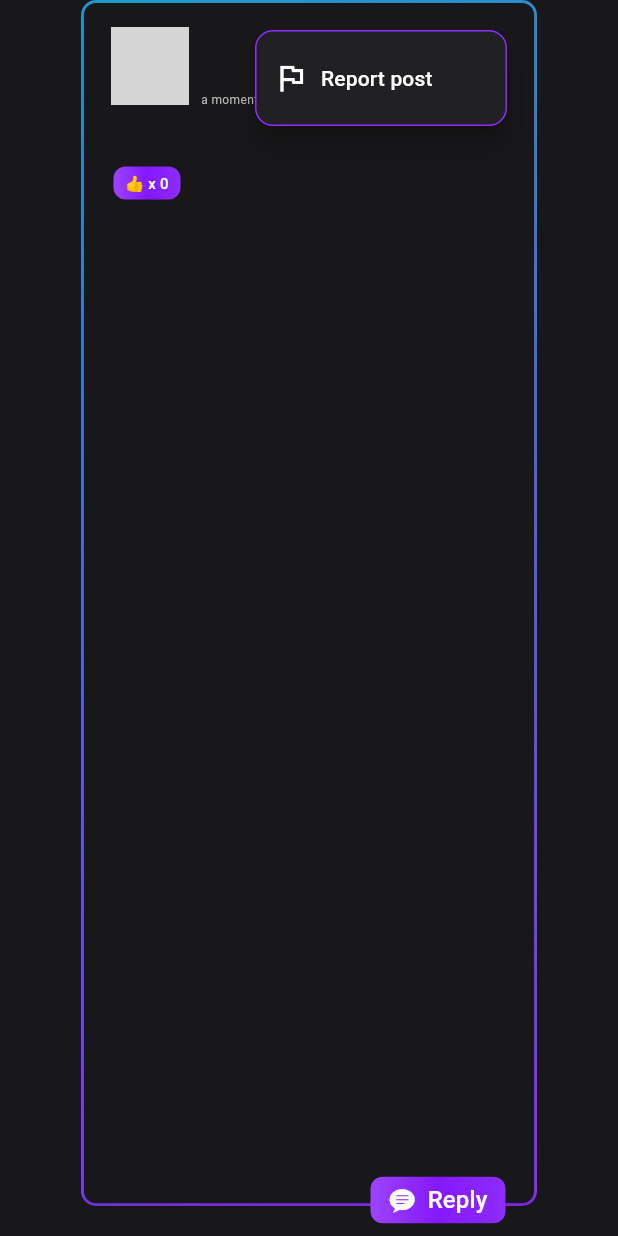
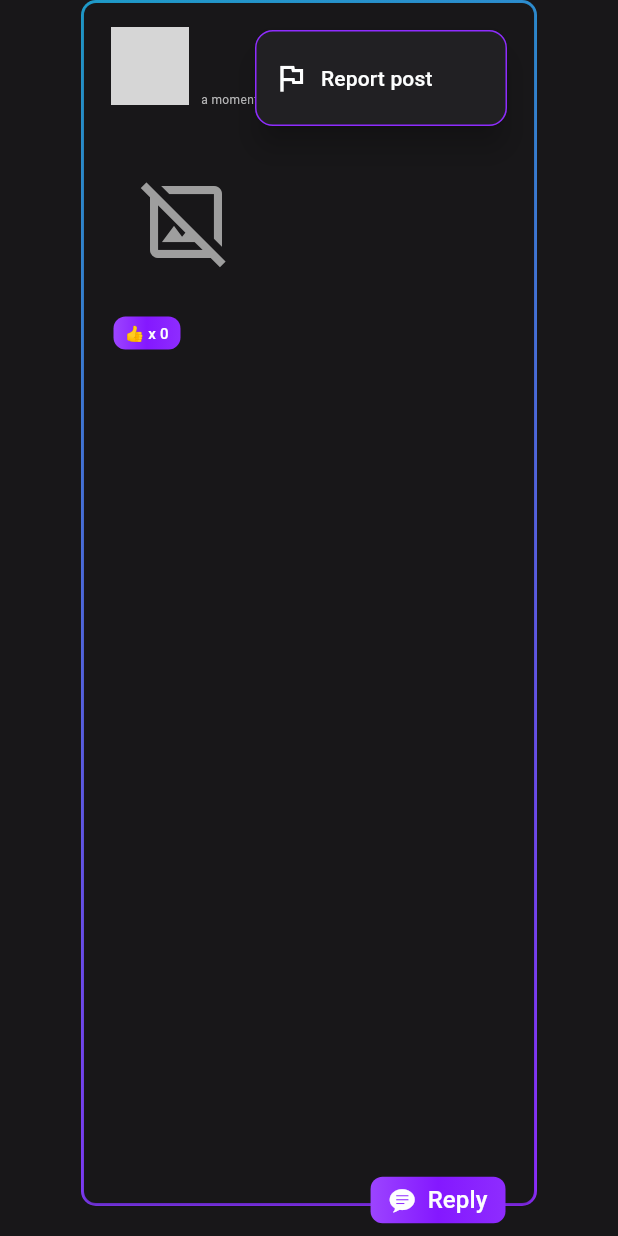
Before and after one commit to MRR-Group/community-with-legends-mobile, a Flutter app: the PostWidget widget shown alone on an empty page, opened directly with empty values, after a tap on the "keyboard control" icon, on a phone screen of 412 x 824 dp. Run offline on Flutter 3.47's test engine with Material 3 defaults, Android fonts, the phone set to English and light mode, and no system bars; our stand-ins replace app_links, drift, drift_flutter, dropdown_search, flutter_dotenv, flutter_image_compress and 6 more; accounts and stored records are empty; generated files the repository leaves out were written again; network calls fail; Roboto replaces fonts that are missing (Jaro); project files that could hold a hidden picture were left out; grey boxes are pictures that could not be loaded.

Commit message:
Add images to posts

```diff
--- a/lib/src/features/feed/domain/models/asset_types.dart
+++ b/lib/src/features/feed/domain/models/asset_types.dart
@@ -1,6 +1,18 @@
 import 'package:community_with_legends_mobile/l10n/generated/app_localizations.dart';
 
-enum AssetType { image, video }
+enum AssetType {
+  image,
+  video;
+
+  static AssetType fromJson(String value) {
+    value = value.toLowerCase();
+
+    return AssetType.values.firstWhere(
+          (e) => e.name == value,
+      orElse: () => AssetType.image,
+    );
+  }
+}
 
 extension AssetTypeExtension on AssetType {
   String displayName(AppLocalizations localizations) {
--- /dev/null
+++ b/lib/src/features/feed/presentation/widgets/post_asset_widget.dart
@@ -0,0 +1,66 @@
+import 'package:community_with_legends_mobile/src/features/feed/domain/models/asset_types.dart';
+import 'package:community_with_legends_mobile/src/shared/domain/models/post_asset_model.dart';
+import 'package:flutter/material.dart';
+
+class PostAssetWidget extends StatelessWidget {
+  final PostAsset postAsset;
+
+  const PostAssetWidget({super.key, required this.postAsset});
+
+  @override
+  Widget build(BuildContext context) {
+    if(postAsset.type != AssetType.image){
+      return Container();
+    }
+
+    if(!_isImageLink(postAsset.link)){
+      return _errorImage();
+    }
+
+    return Container(
+      constraints: const BoxConstraints(
+        maxHeight: 400,
+      ),
+      child: Image.network(
+        postAsset.link,
+        fit: BoxFit.contain,
+
+        errorBuilder: (context, error, stackTrace) {
+          return _errorImage();
+        },
+        loadingBuilder: (BuildContext context, Widget child, ImageChunkEvent? loadingProgress) {
+          if (loadingProgress == null) {
+            return child;
+          }
+          return Center(
+            child: CircularProgressIndicator(
+              value: loadingProgress.expectedTotalBytes != null
+                  ? loadingProgress.cumulativeBytesLoaded / loadingProgress.expectedTotalBytes!
+                  : null,
+            ),
+          );
+        },
+      ),
+    );
+  }
+  Widget _errorImage(){
+    return const SizedBox(
+      width: 100,
+      height: 100,
+      child: Center(
+        child: Icon(
+          Icons.image_not_supported_outlined,
+          size: 64,
+          color: Colors.grey,
+        ),
+      ),
+    );
+  }
+  bool _isImageLink(String url) {
+    return url.endsWith('.jpg') ||
+        url.endsWith('.jpeg') ||
+        url.endsWith('.png') ||
+        url.endsWith('.gif') ||
+        url.endsWith('.webp');
+  }
+}
--- a/lib/src/features/feed/presentation/widgets/post_widget.dart
+++ b/lib/src/features/feed/presentation/widgets/post_widget.dart
@@ -1,6 +1,7 @@
 import 'package:community_with_legends_mobile/config/colors.dart';
 import 'package:community_with_legends_mobile/l10n/generated/app_localizations.dart';
 import 'package:community_with_legends_mobile/src/features/feed/presentation/controllers/reactions_controller.dart';
+import 'package:community_with_legends_mobile/src/features/feed/presentation/widgets/post_asset_widget.dart';
 import 'package:community_with_legends_mobile/src/features/feed/presentation/widgets/post_menu_button.dart';
 import 'package:community_with_legends_mobile/src/features/feed/presentation/widgets/post_tags.dart';
 import 'package:community_with_legends_mobile/src/features/post_details/presentation/pages/post_details_page.dart';
@@ -57,7 +58,8 @@ class _PostWidgetState extends State<PostWidget> {
                       Row(
                         children: [
                           Padding(
-                            padding: const EdgeInsets.only(right: 8, bottom: 8, top: 8),
+                            padding: const EdgeInsets.only(
+                                right: 8, bottom: 8, top: 8),
                             child: CircleAvatar(
                               radius: 26,
                               child: ClipOval(
@@ -106,6 +108,10 @@ class _PostWidgetState extends State<PostWidget> {
                           widget.post.tags!.isNotEmpty)
                         PostTags(tags: widget.post.tags!),
                       Text(widget.post.content),
+                      if (widget.post.postAsset != null)
+                        PostAssetWidget(
+                          postAsset: widget.post.postAsset!,
+                        ),
                       Row(
                         children: [
                           Button(
--- /dev/null
+++ b/lib/src/shared/domain/models/post_asset_model.dart
@@ -0,0 +1,21 @@
+import 'package:community_with_legends_mobile/src/features/feed/domain/models/asset_types.dart';
+
+class PostAsset {
+  final int id;
+  final String link;
+  final AssetType type;
+
+  PostAsset({
+    required this.id,
+    required this.link,
+    required this.type,
+  });
+
+  factory PostAsset.fromJson(Map<String, dynamic> json) {
+    return PostAsset(
+      id: json['id'] ?? -1,
+      link: json['link'],
+      type: AssetType.fromJson(json['type']),
+    );
+  }
+}
--- a/lib/src/shared/domain/models/post_model.dart
+++ b/lib/src/shared/domain/models/post_model.dart
@@ -1,6 +1,7 @@
 import 'package:community_with_legends_mobile/src/features/feed/domain/models/tag_model.dart';
 import 'package:community_with_legends_mobile/src/shared/domain/models/comment_model.dart';
 import 'package:community_with_legends_mobile/src/shared/domain/models/game_model.dart';
+import 'package:community_with_legends_mobile/src/shared/domain/models/post_asset_model.dart';
 import 'package:community_with_legends_mobile/src/shared/domain/models/user_model.dart';
 
 class Post {
@@ -13,6 +14,7 @@ class Post {
   final Game? game;
   final List<Tag>? tags;
   final List<Comment>? comments;
+  final PostAsset? postAsset;
 
   Post({
     required this.id,
@@ -24,6 +26,7 @@ class Post {
     this.game,
     this.tags,
     this.comments,
+    this.postAsset,
   });
 
   factory Post.fromJson(Map<String, dynamic> json) {
@@ -35,6 +38,7 @@ class Post {
       userReacted: json['user_reacted'],
       user: User.fromJson(json['user']),
       game: json['game'] == null ? null : Game.fromJson(json['game']),
+      postAsset: json['asset'] == null ? null : PostAsset.fromJson(json['asset']),
       tags: json['tags'] == null
           ? null
           : (json['tags'] as List<dynamic>)
```
